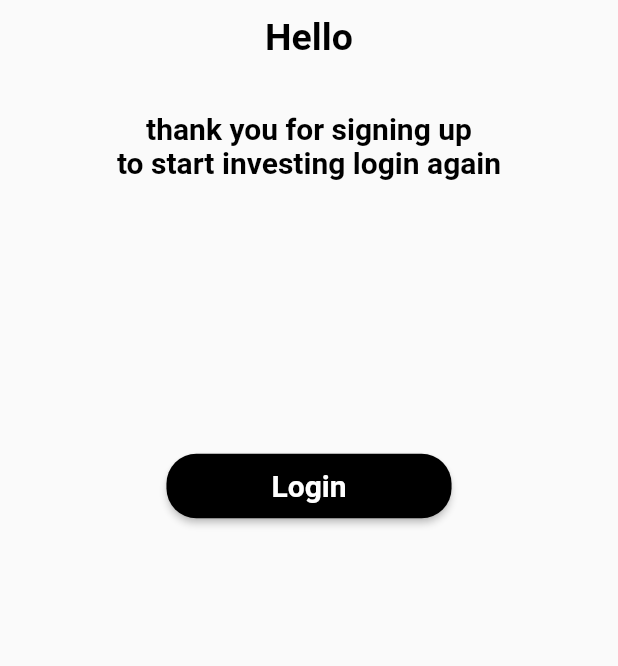
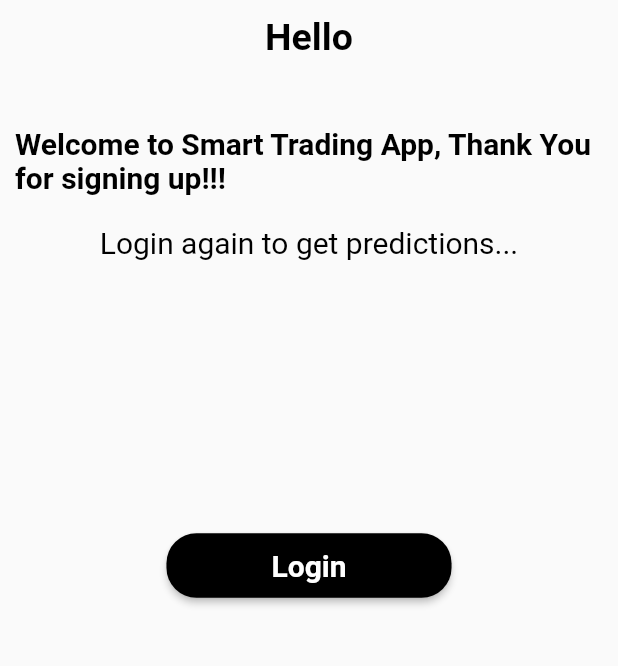
Before and after one commit to Rahulm0106/MegaBUCKS_SmartTradingAdvisor, a Flutter app: the Thankyou screen opened by its route, on a phone screen of 412 x 824 dp, the part 510-1176 px from its top. Run offline on Flutter 3.47's test engine with Material 2 defaults, Android fonts, the light colour scheme and no system bars; our stand-ins replace cloud_firestore, firebase_auth; accounts and stored records are empty.

Commit message:
thankyou

```diff
--- a/smart_trading_advisor/lib/screens/thankyou.dart
+++ b/smart_trading_advisor/lib/screens/thankyou.dart
@@ -1,6 +1,6 @@
 import 'package:flutter/material.dart';
 import 'package:firebase_auth/firebase_auth.dart';
-import 'package:smart_trading_advisor/screens/startup.dart';
+import 'package:smart_trading_advisor/screens/login.dart';
 import 'package:cloud_firestore/cloud_firestore.dart';
 
 class Thankyou extends StatefulWidget {
@@ -19,7 +19,7 @@ class _ThankyouState extends State<Thankyou> {
     _auth.onAuthStateChanged.listen((newUser) {
       if (newUser == null) {
         Navigator.push(
-            context, MaterialPageRoute(builder: (context) => Start()));
+            context, MaterialPageRoute(builder: (context) => LoginScreen()));
       }
     });
   }
@@ -121,19 +121,25 @@ class _ThankyouState extends State<Thankyou> {
                     color: Color.fromRGBO(62, 72, 184, 1.0)),
               ),
             ),
+            SizedBox(
+              height: 10.0,
+            ),
             Container(
-              child: Text('thank you for signing up',
+              child: Text(
+                  'Welcome to Smart Trading App, Thank You for signing up!!!',
                   style: TextStyle(
                     fontSize: 20.0,
                     fontWeight: FontWeight.bold,
                     color: Colors.black,
                   )),
             ),
+            SizedBox(
+              height: 20.0,
+            ),
             Container(
-              child: Text('to start investing login again',
+              child: Text('Login again to get predictions...',
                   style: TextStyle(
                     fontSize: 20.0,
-                    fontWeight: FontWeight.bold,
                     color: Colors.black,
                   )),
             ),
```
